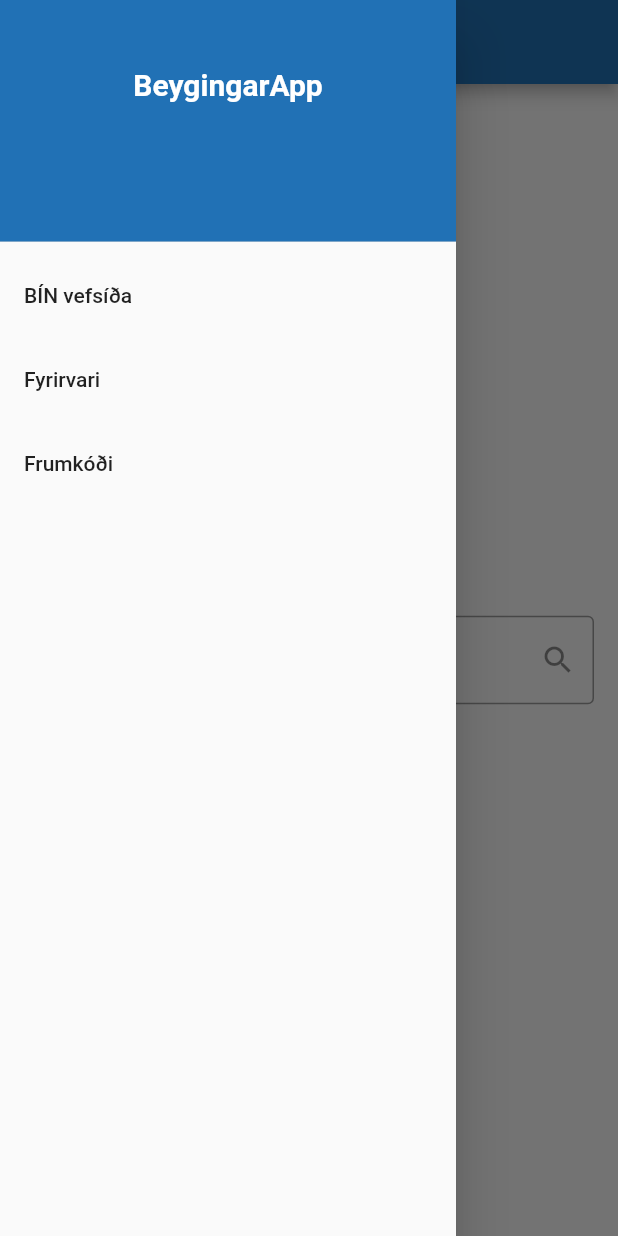
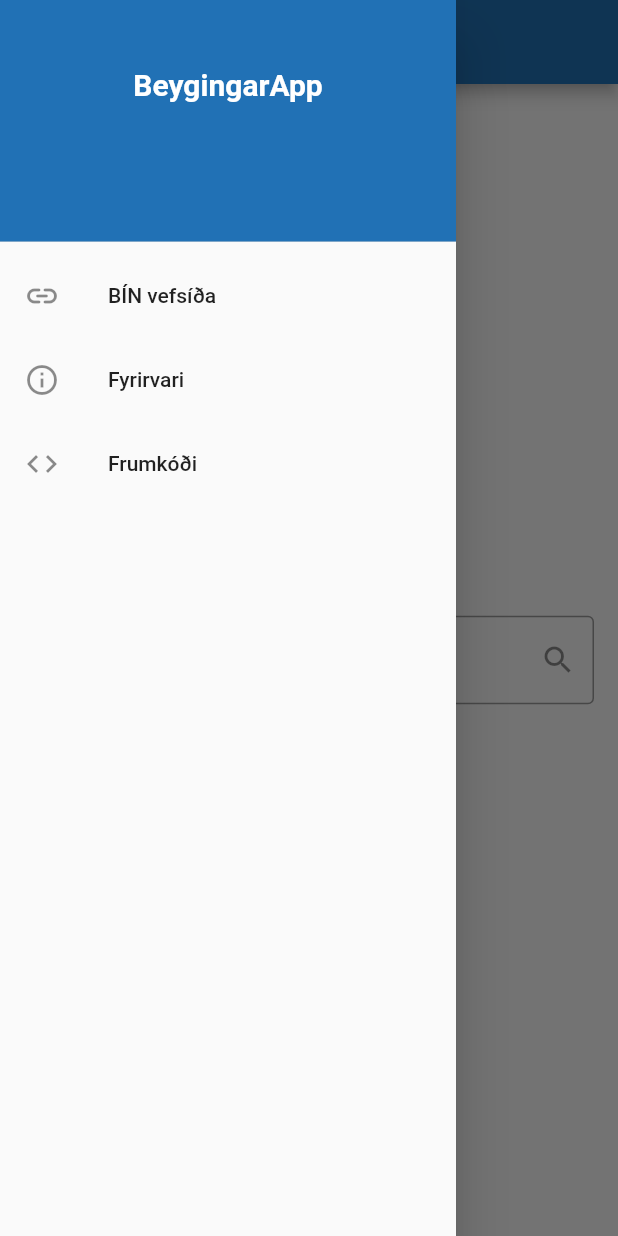
Before and after one commit to vidars17/beygingar_smaforrit, a Flutter app: the screen it shows after launch, with the side drawer open, on a phone screen of 412 x 824 dp. Run offline on Flutter 3.47's test engine with Material 2 defaults, Android fonts, the phone set to English and light mode, and no system bars; missing offline and left inert: dart:ffi.

```diff
--- /dev/null
+++ b/lib/code_gen/ordDetail.dart
@@ -0,0 +1,19 @@
+import 'package:json_annotation/json_annotation.dart';
+
+part 'ordDetail.g.dart';
+
+@JsonSerializable(includeIfNull: false)
+class OrdDetail {
+  final String ord;
+  final String guid;
+  final String ofl_heiti;
+  final String ofl;
+  final kyn;
+  final String hluti;
+
+  OrdDetail(
+      this.ord, this.guid, this.ofl_heiti, this.ofl, this.kyn, this.hluti);
+
+  factory OrdDetail.fromJson(Map<String, dynamic> json) =>
+      _$OrdDetailFromJson(json);
+}
--- a/lib/main.dart
+++ b/lib/main.dart
@@ -1,10 +1,11 @@
+import 'package:bin_smaforrit/code_gen/ordDetail.dart';
 import 'package:flutter/material.dart';
 import 'package:bin_smaforrit/styles/color_constants.dart';
 import 'package:bin_smaforrit/services/bin_api.dart';
 import 'package:bin_smaforrit/screens/results_screens/nafnordPage.dart';
+import 'package:bin_smaforrit/screens/main_screens/multipleResults.dart';
 
-void main() => runApp( const MyApp());
-
+void main() => runApp(const MyApp());
 
 class MyApp extends StatelessWidget {
   const MyApp({Key? key}) : super(key: key);
@@ -14,14 +15,12 @@ class MyApp extends StatelessWidget {
     return MaterialApp(
         debugShowCheckedModeBanner: false,
         title: 'BeygingarApp',
-      theme: ThemeData(
-      ),
+        theme: ThemeData(),
         home: const HomePage(title: 'BeygingarApp'),
         routes: {
-        '/no': (context) => NafnordPage(),
-      }
-    );
-
+          '/multipleResults': (context) => const MultipleResultsPage(),
+          '/no': (context) => const NafnordPage(),
+        });
   }
 }
 
@@ -34,17 +33,18 @@ class HomePage extends StatefulWidget {
 }
 
 class _HomePageState extends State<HomePage> {
-
-  void _printInflection(ord) async {
+  void _searchWord(ord) async {
     var results = await getOrd(ord);
-    if(results.contains(RegExp(r'"hluti"'))) {
+    if (results.contains(RegExp(r'"hluti"'))) {
       //go to screen displaying multiple results from query
-      var parsedResults = parseMorgOrd(results);
+      results = "[" + results + "]";
+      List<OrdDetail> parsedResults = parseOrdDetail(results);
+      Navigator.pushNamed(context, "/multipleResults",
+          arguments: parsedResults);
     } else {
       var parsedResults = parseOrd(results);
       var navOfl = parsedResults.ofl;
       Navigator.pushNamed(context, "/$navOfl", arguments: parsedResults);
-
     }
   }
 
@@ -70,28 +70,29 @@ class _HomePageState extends State<HomePage> {
                         fontWeight: FontWeight.bold,
                         height: 3,
                         fontSize: 20,
-                      color: Colors.white
-                  ),
-                )
-            ),
+                        color: Colors.white),
+                  )),
               ListTile(
+                leading: const Icon(Icons.link_rounded),
                 title: const Text('BÍN vefsíða'),
                 onTap: () {
                   Navigator.pop(context);
                 },
               ),
               ListTile(
+                leading: const Icon(Icons.info_outline),
                 title: const Text('Fyrirvari'),
                 onTap: () {
                   Navigator.pop(context);
                 },
-            ),ListTile(
+              ),
+              ListTile(
+                leading: const Icon(Icons.code),
                 title: const Text('Frumkóði'),
                 onTap: () {
                   Navigator.pop(context);
                 },
               )
-
             ],
           ),
         ),
@@ -100,21 +101,17 @@ class _HomePageState extends State<HomePage> {
           child: Center(
             child: TextField(
               onSubmitted: (String str) {
-              _printInflection(str);
+                _searchWord(str);
               },
               decoration: const InputDecoration(
                 suffixIcon: Padding(
                     padding: EdgeInsets.symmetric(vertical: 15),
-                  child: Icon( Icons.search)
-              ),
+                    child: Icon(Icons.search)),
                 border: OutlineInputBorder(),
                 labelText: 'Leit í beygingarlýsingu...',
-
               ),
             ),
           ),
-      )
-
-    );
+        ));
   }
 }
```
Also changed, not shown: lib/code_gen/morgOrd.dart (deleted, +0 -27 lines), lib/screens/main_screens/multipleResults.dart (added, +71 -0 lines), lib/services/bin_api.dart (+14 -9 lines), lib/code_gen/ordDetail.g.dart (added). Lines whose indentation alone changed are shown as unchanged.
